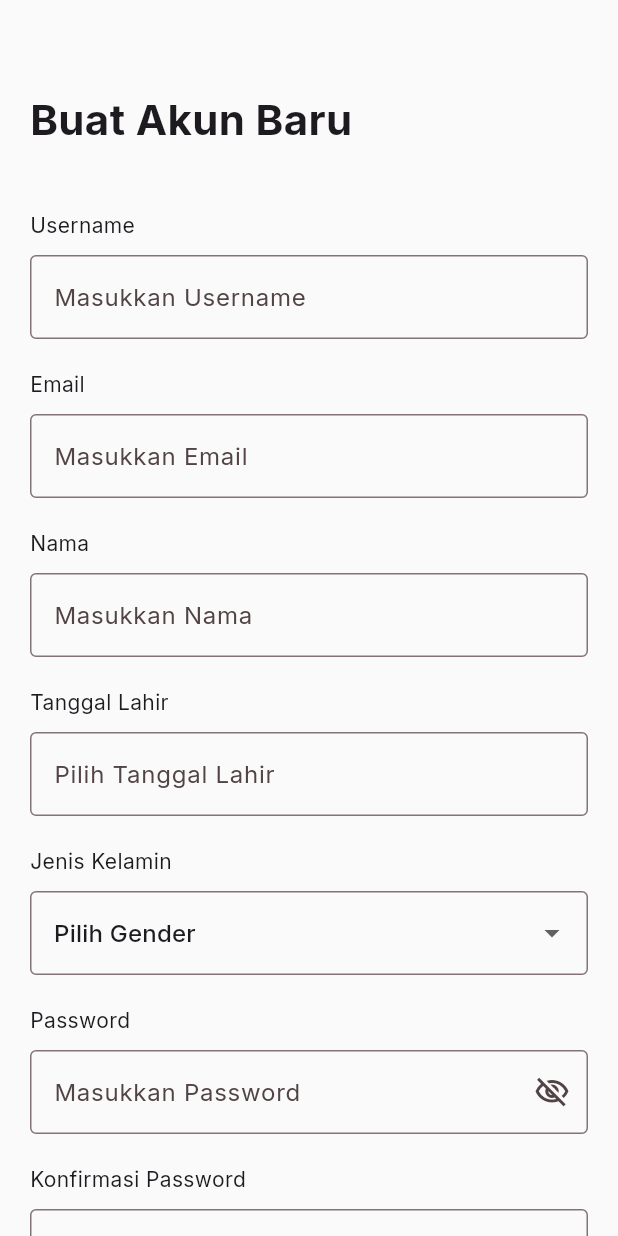
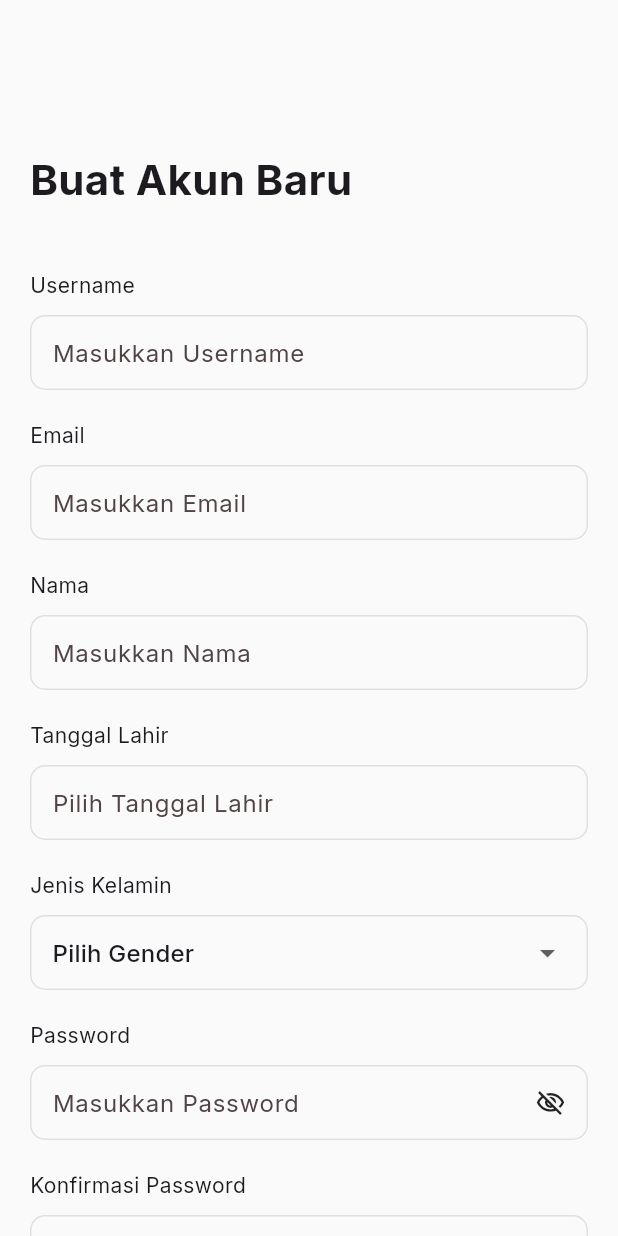
Before and after one commit to izzaalfiansyah/vitalmetrics, a Flutter app: the RegisterScreen screen opened by its route, on a phone screen of 412 x 824 dp. Run offline on Flutter 3.47's test engine with Material 3 defaults, Android fonts, the phone set to English and light mode, and no system bars; our stand-ins replace bloc, device_info_plus, dio, flutter_bloc, google_fonts, shared_preferences and 2 more; accounts and stored records are empty; network calls fail.

Commit message:
change auth input

```diff
--- a/lib/libs/http.dart
+++ b/lib/libs/http.dart
@@ -1,6 +1,6 @@
 import 'package:dio/dio.dart';
 
-const String apiUrl = 'http://10.0.2.2:8000/api';
+const String apiUrl = 'http://localhost:8000/api';
 
 Dio http(String? token) {
   final options = BaseOptions(baseUrl: apiUrl, headers: {
--- a/lib/pages/login.dart
+++ b/lib/pages/login.dart
@@ -151,29 +151,59 @@ class _AuthTextFieldState extends State<AuthTextField> {
       children: [
         Text(widget.label),
         SizedBox(height: 10),
-        TextFormField(
+        Container(
+          decoration: BoxDecoration(
+            borderRadius: BorderRadius.circular(10),
+            border: Border.all(
+              width: 1,
+              color: Colors.grey.shade300,
+            ),
+          ),
+          padding: EdgeInsets.symmetric(horizontal: 14),
+          child: Row(
+            children: [
+              Expanded(
+                child: TextFormField(
                   controller: widget.controller,
                   obscureText: widget.isPassword ? !showPassword : false,
                   decoration: InputDecoration(
-            focusedBorder: OutlineInputBorder(
-              borderSide: BorderSide(color: cPrimary),
+                    border: InputBorder.none,
+                    hintText: widget.hint,
+                    // suffixIcon: Icon(Icons.visibility_outlined),
+                    // suffix: widget.isPassword
+                    //     ? IconButton(
+                    //         onPressed: () {
+                    //           setState(() {
+                    //             showPassword = !showPassword;
+                    //           });
+                    //         },
+                    //         icon: Icon(
+                    //           showPassword
+                    //               ? Icons.visibility_outlined
+                    //               : Icons.visibility_off_outlined,
+                    //           size: 20,
+                    //         ),
+                    //       )
+                    //     : null,
                   ),
-            border: OutlineInputBorder(),
-            hintText: widget.hint,
-            suffixIcon: widget.isPassword
-                ? IconButton(
-                    onPressed: () {
+                ),
+              ),
+              widget.isPassword
+                  ? InkWell(
+                      onTap: () {
                         setState(() {
                           showPassword = !showPassword;
                         });
                       },
-                    icon: Icon(
+                      child: Icon(
                         showPassword
                             ? Icons.visibility_outlined
                             : Icons.visibility_off_outlined,
+                        size: 20,
                       ),
                     )
-                : null,
+                  : SizedBox(),
+            ],
           ),
         ),
       ],
--- a/lib/pages/register.dart
+++ b/lib/pages/register.dart
@@ -6,6 +6,7 @@ import 'package:vitalmetrics/constant.dart';
 import 'package:vitalmetrics/libs/dates.dart';
 import 'package:vitalmetrics/libs/notif.dart';
 import 'package:vitalmetrics/models/user.dart';
+import 'package:vitalmetrics/pages/login.dart';
 import 'package:vitalmetrics/services/user_service.dart';
 
 class RegisterScreen extends StatefulWidget {
@@ -73,7 +74,7 @@ class _RegisterScreenState extends State<RegisterScreen> {
                 mainAxisAlignment: MainAxisAlignment.center,
                 crossAxisAlignment: CrossAxisAlignment.start,
                 children: [
-                  SizedBox(height: 40),
+                  SizedBox(height: 80),
                   Text(
                     "Buat Akun Baru",
                     style: TextStyle(
@@ -105,18 +106,19 @@ class _RegisterScreenState extends State<RegisterScreen> {
                     children: [
                       Text('Tanggal Lahir'),
                       SizedBox(height: 10),
-                      TextFormField(
+                      Container(
+                        padding: EdgeInsets.symmetric(horizontal: 14),
+                        decoration: BoxDecoration(
+                          borderRadius: BorderRadius.circular(10),
+                          border: Border.all(color: Colors.grey.shade300),
+                        ),
+                        child: TextFormField(
                           readOnly: true,
                           decoration: InputDecoration(
                             hintText: tanggalLahir != null
                                 ? formatDate(tanggalLahir!.toIso8601String())
                                 : 'Pilih Tanggal Lahir',
-                          border: OutlineInputBorder(),
-                          focusedBorder: OutlineInputBorder(
-                            borderSide: BorderSide(
-                              color: cPrimary,
-                            ),
-                          ),
+                            border: InputBorder.none,
                           ),
                           onTap: () async {
                             final date = await showDatePicker(
@@ -132,6 +134,7 @@ class _RegisterScreenState extends State<RegisterScreen> {
                               });
                             }
                           },
+                        ),
                       )
                     ],
                   ),
@@ -141,14 +144,15 @@ class _RegisterScreenState extends State<RegisterScreen> {
                     children: [
                       Text('Jenis Kelamin'),
                       SizedBox(height: 10),
-                      DropdownButtonFormField(
+                      Container(
+                        padding: EdgeInsets.symmetric(horizontal: 14),
+                        decoration: BoxDecoration(
+                          borderRadius: BorderRadius.circular(10),
+                          border: Border.all(color: Colors.grey.shade300),
+                        ),
+                        child: DropdownButtonFormField(
                           decoration: InputDecoration(
-                          border: OutlineInputBorder(),
-                          focusedBorder: OutlineInputBorder(
-                            borderSide: BorderSide(
-                              color: cPrimary,
-                            ),
-                          ),
+                            border: InputBorder.none,
                           ),
                           value: jenisKelamin,
                           items: [
@@ -177,6 +181,7 @@ class _RegisterScreenState extends State<RegisterScreen> {
                               jenisKelamin = value!;
                             });
                           },
+                        ),
                       ),
                     ],
                   ),
@@ -211,7 +216,7 @@ class _RegisterScreenState extends State<RegisterScreen> {
                   ),
                 ],
               ),
-              SizedBox(height: 40),
+              SizedBox(height: 80),
               Center(
                 child: RichText(
                   text: TextSpan(
@@ -241,61 +246,3 @@ class _RegisterScreenState extends State<RegisterScreen> {
     );
   }
 }
-
-class AuthTextField extends StatefulWidget {
-  const AuthTextField({
-    super.key,
-    required this.label,
-    this.hint,
-    this.controller,
-    this.isPassword = false,
-  });
-
-  final String label;
-  final String? hint;
-  final TextEditingController? controller;
-  final bool isPassword;
-
-  @override
-  State<AuthTextField> createState() => _AuthTextFieldState();
-}
-
-class _AuthTextFieldState extends State<AuthTextField> {
-  bool showPassword = false;
-
-  @override
-  Widget build(BuildContext context) {
-    return Column(
-      crossAxisAlignment: CrossAxisAlignment.start,
-      children: [
-        Text(widget.label),
-        SizedBox(height: 10),
-        TextFormField(
-          controller: widget.controller,
-          obscureText: widget.isPassword ? !showPassword : false,
-          decoration: InputDecoration(
-            focusedBorder: OutlineInputBorder(
-              borderSide: BorderSide(color: cPrimary),
-            ),
-            border: OutlineInputBorder(),
-            hintText: widget.hint,
-            suffixIcon: widget.isPassword
-                ? IconButton(
-                    onPressed: () {
-                      setState(() {
-                        showPassword = !showPassword;
-                      });
-                    },
-                    icon: Icon(
-                      showPassword
-                          ? Icons.visibility_outlined
-                          : Icons.visibility_off_outlined,
-                    ),
-                  )
-                : null,
-          ),
-        ),
-      ],
-    );
-  }
-}
--- a/lib/splash.dart
+++ b/lib/splash.dart
@@ -20,7 +20,7 @@ class _SplashScreenState extends State<SplashScreen> {
   }
 
   void handleTimer() async {
-    const duration = Duration(seconds: 2);
+    const duration = Duration(seconds: 5);
     Timer(duration, () {
       bool isLogin = context.read<UserBloc>().state.isLogin;
       Navigator.of(context).pushReplacementNamed(isLogin ? '/' : '/login');
```
Also changed, not shown: 11 other files. Lines whose indentation alone changed are shown as unchanged.
